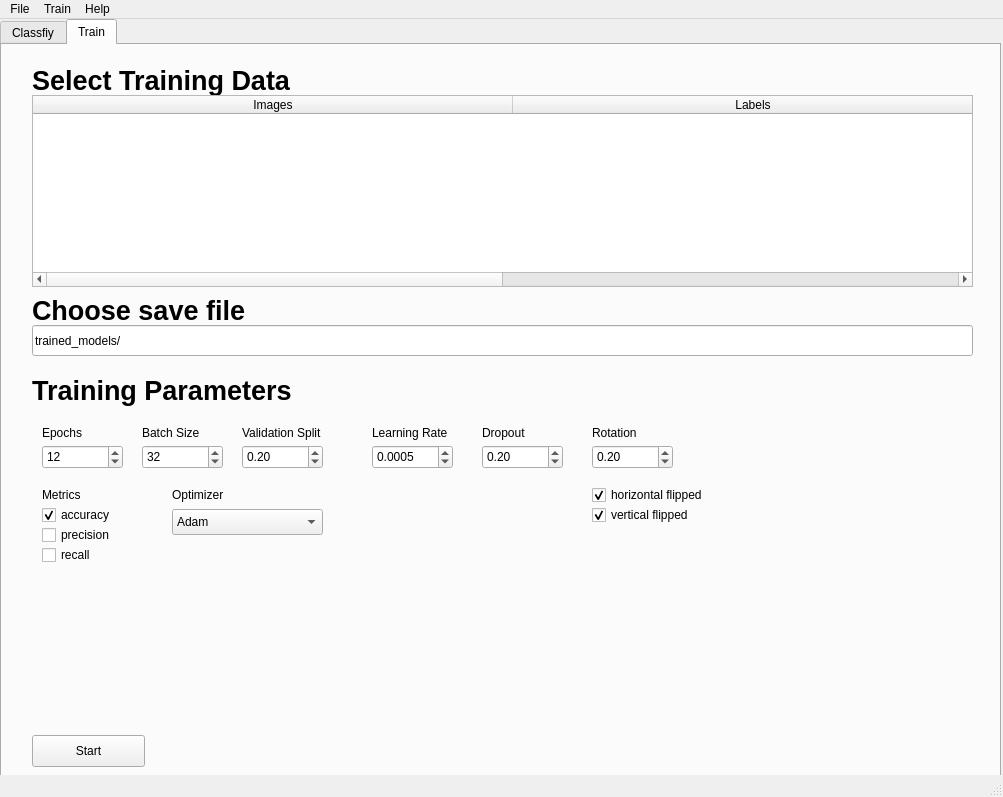
samuel-wechsler/TCID50-parser, file GUI/qt_files/main.ui: the form before one commit.
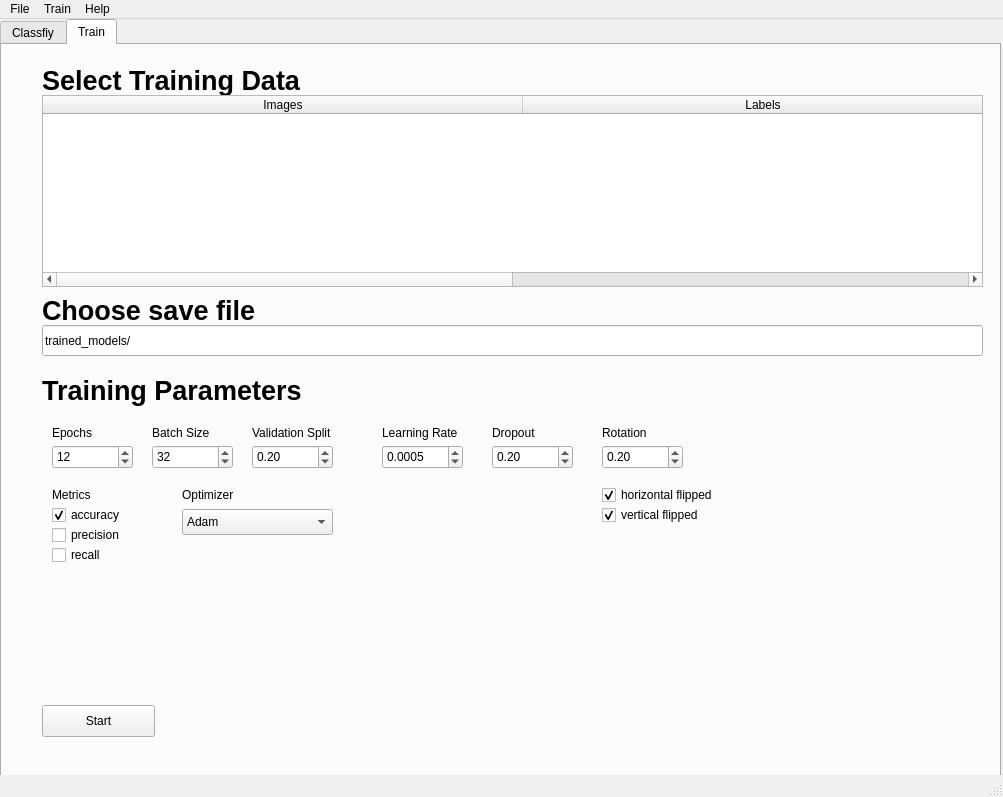
The form after the commit. The open tabs and pages were chosen to show the change.

```diff
--- a/GUI/qt_files/main.ui
+++ b/GUI/qt_files/main.ui
@@ -187,7 +187,7 @@
      <widget class="QStackedWidget" name="stackedWidget">
       <property name="geometry">
        <rect>
-        <x>10</x>
+        <x>20</x>
         <y>0</y>
         <width>991</width>
         <height>741</height>
@@ -242,7 +242,7 @@
         <property name="geometry">
          <rect>
           <x>20</x>
-          <y>690</y>
+          <y>660</y>
           <width>113</width>
           <height>32</height>
          </rect>
```
Left out of the diff: 2 changed lines with no effect on the pictures.
